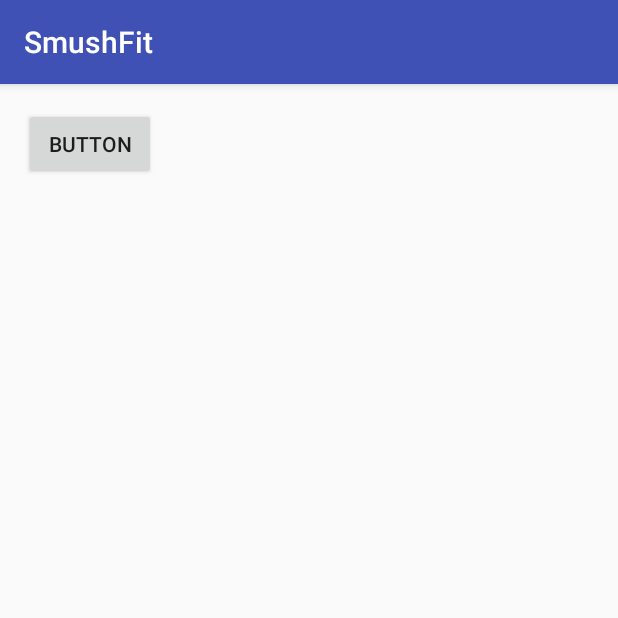
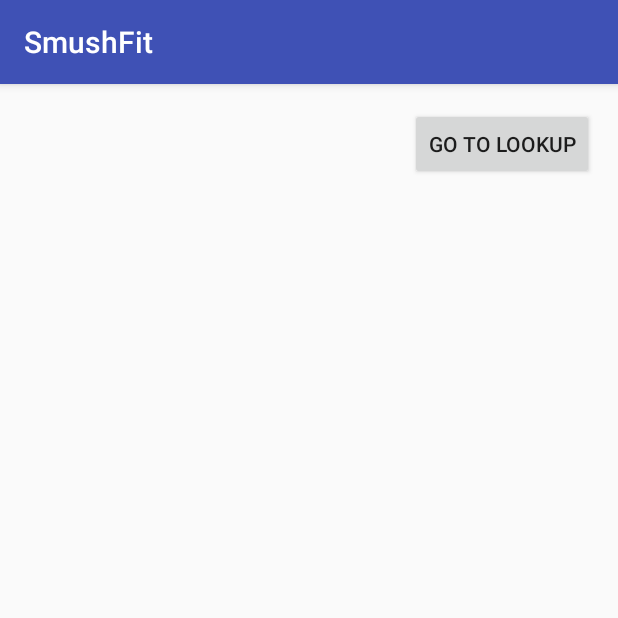
Before and after one commit to samhazeldine/SmushFit, an Android app: the screen it shows after launch (MainActivity), on a phone screen of 412 x 824 dp, the top half of it. Run offline under Robolectric (Android 15) with nearby library versions, the phone set to English and light mode, and no system bars; libraries missing offline, so code that uses them is left out: com.opencsv, org.apache.commons; 22 statements that could not run were skipped.

```diff
--- a/app/src/main/AndroidManifest.xml
+++ b/app/src/main/AndroidManifest.xml
@@ -12,9 +12,11 @@
         <activity android:name=".MainActivity">
             <intent-filter>
                 <action android:name="android.intent.action.MAIN" />
+
                 <category android:name="android.intent.category.LAUNCHER" />
             </intent-filter>
         </activity>
+        <activity android:name=".LookupActivity"></activity>
     </application>
 
 </manifest>
--- a/app/src/main/java/com/shazeldine/smushfit/MainActivity.java
+++ b/app/src/main/java/com/shazeldine/smushfit/MainActivity.java
@@ -1,8 +1,11 @@
 package com.shazeldine.smushfit;
 
+import android.content.Intent;
 import android.os.Bundle;
 import android.support.v7.app.AppCompatActivity;
 import android.util.Log;
+import android.view.View;
+
 import com.opencsv.CSVReader;
 import java.io.BufferedReader;
 import java.io.IOException;
@@ -19,7 +22,8 @@ public class MainActivity extends AppCompatActivity {
         super.onCreate(savedInstanceState);
         setContentView(R.layout.activity_main);
         setupData();
-        calculateInsights();
+        testInsights();
+        testInsightsTwo();
     }
 
     public void setupData() {
@@ -28,6 +32,7 @@ public class MainActivity extends AppCompatActivity {
             userData = new UserData();
             convertToUserData(userDataString);
         }
+        setGoals();
     }
 
     // Reads each line in the CSV and converts it into a 2D array of Strings.
@@ -52,7 +57,24 @@ public class MainActivity extends AppCompatActivity {
         }
     }
 
-    public void calculateInsights() {
+    private void setGoals () {
+        userData.getEntriesOfAttribute("sleep").setGoals("480", "High");
+        userData.getEntriesOfAttribute("steps").setGoals("10000", "High");
+        userData.getEntriesOfAttribute("distracting_min").setGoals("60", "Low");
+        userData.getEntriesOfAttribute("events").setGoals("None", "None");
+        userData.getEntriesOfAttribute("mood").setGoals("5", "High");
+        userData.getEntriesOfAttribute("productive_min").setGoals("120", "High");
+        userData.getEntriesOfAttribute("sleep_awakenings").setGoals("1", "Low");
+        userData.getEntriesOfAttribute("tracks").setGoals("None", "None");
+    }
+
+    public void testInsights() {
+        Lookup lookup = new Lookup();
+        NLGGenerator generator = new NLGGenerator();
+        generator.testGenerator();
+    }
+
+    private void testInsightsTwo () {
         Lookup lookup = new Lookup();
         NLGGenerator generator = new NLGGenerator();
         Log.i("SMUSHFIT_TEST", "TEST_BEGIN");
@@ -69,4 +91,9 @@ public class MainActivity extends AppCompatActivity {
         double testData = lookup.findTrend(userData, "steps");
         Log.i("SMUSHFIT_TEST", "TREND DATA: " + testData);
     }
+
+    public void goToLookupActivity(View view) {
+        Intent intent = new Intent(this, LookupActivity.class);
+        startActivity(intent);
+    }
 }
--- a/app/src/main/java/com/shazeldine/smushfit/NLGGenerator.java
+++ b/app/src/main/java/com/shazeldine/smushfit/NLGGenerator.java
@@ -27,22 +27,23 @@ public class NLGGenerator {
 
     // Creates an NL phrase for max
     public String maxGenerator (String attr, double max) {
-        return minMaxMeanGenerator(attr, max, "maximum");
+        return realiser.realiseSentence(minMaxMeanGenerator(attr, max, "maximum"));
     }
 
     // Creates an NL phrase for min
     public String minGenerator (String attr, double min) {
-        return minMaxMeanGenerator(attr, min, "minimum");
+        return realiser.realiseSentence(minMaxMeanGenerator(attr, min, "minimum"));
     }
 
     // Creates an NL phrase for average
     public String averageGenerator (String attr, double mean) {
-        return minMaxMeanGenerator(attr, mean, "average");
+        return realiser.realiseSentence(minMaxMeanGenerator(attr, mean, "average"));
     }
 
 
     // Creates an NL phrase for min or max
-    public String minMaxMeanGenerator (String attr, double max, String minMax) {
+    // Your max/min/average step-count is 21,000 steps
+    public SPhraseSpec minMaxMeanGenerator (String attr, double max, String minMax) {
         String[] convertedValues = attributeConverter(attr);
         SPhraseSpec p = nlgFactory.createClause();
         p.setFeature(Feature.PERSON, Person.SECOND);
@@ -55,8 +56,7 @@ public class NLGGenerator {
         subject.addModifier(insightType);
         p.setSubject(subject);
         p.setVerb(verb);
-        String output = realiser.realiseSentence(p);
-        return output;
+        return p;
     }
 
     //converts a double to a String nicely
@@ -237,7 +237,43 @@ public class NLGGenerator {
         return output;
     }
 
+    //Generates statement for today goal
+    public String todayGoalGenerator (String attr, String goal, String current, String highLow) {
+        SPhraseSpec p = nlgFactory.createClause();
+        double dGoal = Double.parseDouble(goal);
+        double dCurrent = Double.parseDouble(current);
+        p = minMaxMeanGenerator(attr, dCurrent, "current");
+        String[] convertedAttributes = attributeConverter(attr);
+        SPhraseSpec p2 = nlgFactory.createClause();
+
+        //If the type of data is something where higher is better (e.g. steps)
+        if(highLow.equals("High")) {
+            NPPhraseSpec subject = nlgFactory.createNounPhrase("your");
+            VPPhraseSpec verb = nlgFactory.createVerbPhrase("goal");
+            NPPhraseSpec object = nlgFactory.createNounPhrase("of " + goal + " " + convertedAttributes[0]);
+            verb.setPostModifier(object);
+            p2.setSubject(subject);
+            p2.setVerb(verb);
+            if (dCurrent < dGoal) {
+                //TODO - STOP IT SAYING GOALS PLURAL
+                subject.setPreModifier("out of");
+            }
+            else {
+               subject.setPreModifier("which is more than");
+            }
+
+        }
+        else if (highLow.equals("Low")) {
+
+        }
+        CoordinatedPhraseElement c = nlgFactory.createCoordinatedPhrase();
+        c.addCoordinate(p);
+        c.addCoordinate(p2);
+        c.setConjunction(",");
+        return realiser.realiseSentence(c);
+    }
+
     public void testGenerator () {
-
+        Log.i("SMUSHFIT_TEST", todayGoalGenerator("steps", "10000", "11000", "High"));
     }
 }
--- a/app/src/main/res/layout/activity_main.xml
+++ b/app/src/main/res/layout/activity_main.xml
@@ -10,9 +10,12 @@
         android:id="@+id/button2"
         android:layout_width="wrap_content"
         android:layout_height="wrap_content"
+        android:layout_marginEnd="16dp"
         android:layout_marginLeft="16dp"
         android:layout_marginTop="16dp"
-        android:text="Button"
+        android:onClick="goToLookupActivity"
+        android:text="Go To Lookup"
+        app:layout_constraintEnd_toEndOf="parent"
         app:layout_constraintLeft_toLeftOf="parent"
         app:layout_constraintTop_toTopOf="parent" />
 </android.support.constraint.ConstraintLayout>
```
Also changed, not shown: app/src/main/java/com/shazeldine/smushfit/EntriesOfAttribute.java (+11 -0 lines), app/src/main/java/com/shazeldine/smushfit/LookupActivity.java (added, +13 -0 lines), app/src/main/res/layout/activity_lookup.xml (added, +9 -0 lines).
